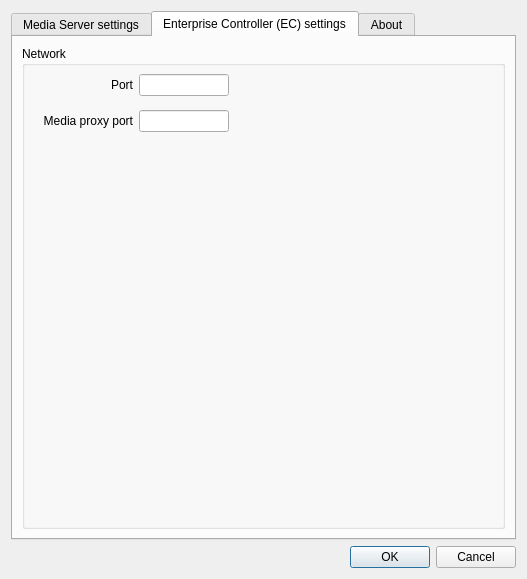
networkoptix/nx_open, file traytool/src/settings.ui: the form before one commit.
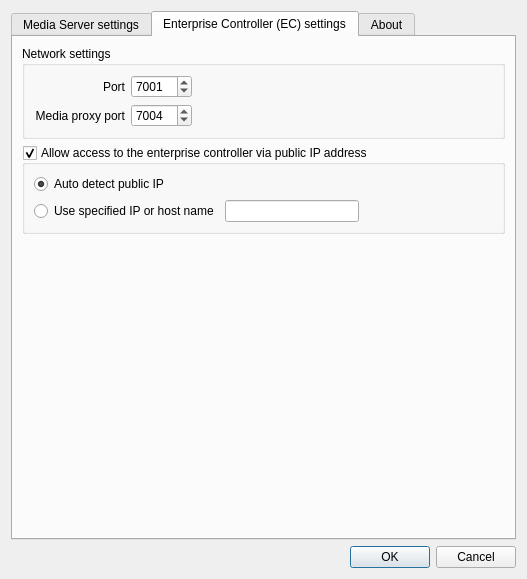
The form after the commit. The open tabs and pages were chosen to show the change.

Commit message:
traytool public ip support
<==== Mercurial data ====>
Branch: master

Patch:
```diff
--- a/traytool/src/settings.ui
+++ b/traytool/src/settings.ui
@@ -22,6 +22,12 @@
   <layout class="QVBoxLayout" name="verticalLayout_2">
    <item>
     <widget class="QTabWidget" name="tabWidget">
+     <property name="sizePolicy">
+      <sizepolicy hsizetype="Preferred" vsizetype="Preferred">
+       <horstretch>0</horstretch>
+       <verstretch>0</verstretch>
+      </sizepolicy>
+     </property>
      <property name="currentIndex">
       <number>0</number>
      </property>
@@ -372,21 +378,29 @@
       <layout class="QVBoxLayout" name="verticalLayout_3">
        <item>
         <widget class="QGroupBox" name="groupBox_3">
+         <property name="sizePolicy">
+          <sizepolicy hsizetype="Preferred" vsizetype="Preferred">
+           <horstretch>0</horstretch>
+           <verstretch>0</verstretch>
+          </sizepolicy>
+         </property>
          <property name="title">
-          <string>Network</string>
+          <string>Network settings</string>
          </property>
-         <widget class="QWidget" name="layoutWidget">
-          <property name="geometry">
-           <rect>
-            <x>20</x>
-            <y>20</y>
-            <width>187</width>
-            <height>74</height>
-           </rect>
-          </property>
+         <layout class="QHBoxLayout" name="horizontalLayout_2">
+          <item>
           <layout class="QGridLayout" name="gridLayout">
            <item row="0" column="0">
             <widget class="QLabel" name="label">
+              <property name="sizePolicy">
+               <sizepolicy hsizetype="Preferred" vsizetype="Preferred">
+                <horstretch>0</horstretch>
+                <verstretch>0</verstretch>
+               </sizepolicy>
+              </property>
+              <property name="layoutDirection">
+               <enum>Qt::LeftToRight</enum>
+              </property>
              <property name="text">
               <string>Port</string>
              </property>
@@ -395,11 +409,14 @@
              </property>
             </widget>
            </item>
-           <item row="0" column="1">
-            <widget class="QLineEdit" name="appServerPortLineEdit"/>
-           </item>
            <item row="1" column="0">
             <widget class="QLabel" name="label_2">
+              <property name="sizePolicy">
+               <sizepolicy hsizetype="Preferred" vsizetype="Preferred">
+                <horstretch>0</horstretch>
+                <verstretch>0</verstretch>
+               </sizepolicy>
+              </property>
              <property name="text">
               <string>Media proxy port</string>
              </property>
@@ -408,12 +425,123 @@
              </property>
             </widget>
            </item>
+            <item row="0" column="2">
+             <spacer name="horizontalSpacer_5">
+              <property name="orientation">
+               <enum>Qt::Horizontal</enum>
+              </property>
+              <property name="sizeHint" stdset="0">
+               <size>
+                <width>40</width>
+                <height>20</height>
+               </size>
+              </property>
+             </spacer>
+            </item>
+            <item row="1" column="2">
+             <spacer name="horizontalSpacer_6">
+              <property name="orientation">
+               <enum>Qt::Horizontal</enum>
+              </property>
+              <property name="sizeHint" stdset="0">
+               <size>
+                <width>40</width>
+                <height>20</height>
+               </size>
+              </property>
+             </spacer>
+            </item>
+            <item row="0" column="1">
+             <widget class="QSpinBox" name="ecsPortSpinBox">
+              <property name="maximum">
+               <number>65535</number>
+              </property>
+              <property name="singleStep">
+               <number>0</number>
+              </property>
+              <property name="value">
+               <number>7001</number>
+              </property>
+             </widget>
+            </item>
            <item row="1" column="1">
-            <widget class="QLineEdit" name="proxyPortLineEdit"/>
-           </item>
-          </layout>
-         </widget>
-        </widget>
+             <widget class="QSpinBox" name="mediaProxyPortSpinBox">
+              <property name="sizePolicy">
+               <sizepolicy hsizetype="Fixed" vsizetype="Fixed">
+                <horstretch>0</horstretch>
+                <verstretch>0</verstretch>
+               </sizepolicy>
+              </property>
+              <property name="maximum">
+               <number>65535</number>
+              </property>
+              <property name="value">
+               <number>7004</number>
+              </property>
+             </widget>
+            </item>
+           </layout>
+          </item>
+         </layout>
+        </widget>
+       </item>
+       <item>
+        <widget class="QGroupBox" name="ecsAllowPublicIpGroupBox">
+         <property name="title">
+          <string>Allow access to the enterprise controller via public IP address</string>
+         </property>
+         <property name="checkable">
+          <bool>true</bool>
+         </property>
+         <layout class="QGridLayout" name="gridLayout_5">
+          <item row="1" column="0">
+           <widget class="QRadioButton" name="ecsUseManualPublicIp">
+            <property name="text">
+             <string>Use specified IP or host name</string>
+            </property>
+           </widget>
+          </item>
+          <item row="1" column="1">
+           <widget class="QLineEdit" name="ecsManuaPublicIPEdit"/>
+          </item>
+          <item row="0" column="0">
+           <widget class="QRadioButton" name="ecsUseAutoPublicIp">
+            <property name="text">
+             <string>Auto detect public IP</string>
+            </property>
+            <property name="checked">
+             <bool>true</bool>
+            </property>
+           </widget>
+          </item>
+          <item row="1" column="2">
+           <spacer name="horizontalSpacer_4">
+            <property name="orientation">
+             <enum>Qt::Horizontal</enum>
+            </property>
+            <property name="sizeHint" stdset="0">
+             <size>
+              <width>40</width>
+              <height>20</height>
+             </size>
+            </property>
+           </spacer>
+          </item>
+         </layout>
+        </widget>
+       </item>
+       <item>
+        <spacer name="verticalSpacer">
+         <property name="orientation">
+          <enum>Qt::Vertical</enum>
+         </property>
+         <property name="sizeHint" stdset="0">
+          <size>
+           <width>20</width>
+           <height>40</height>
+          </size>
+         </property>
+        </spacer>
        </item>
       </layout>
      </widget>
```
Left out of the diff: 5 changed lines with no effect on the pictures. Lines whose indentation alone changed are shown as unchanged. The commit also changes 2 other files.
